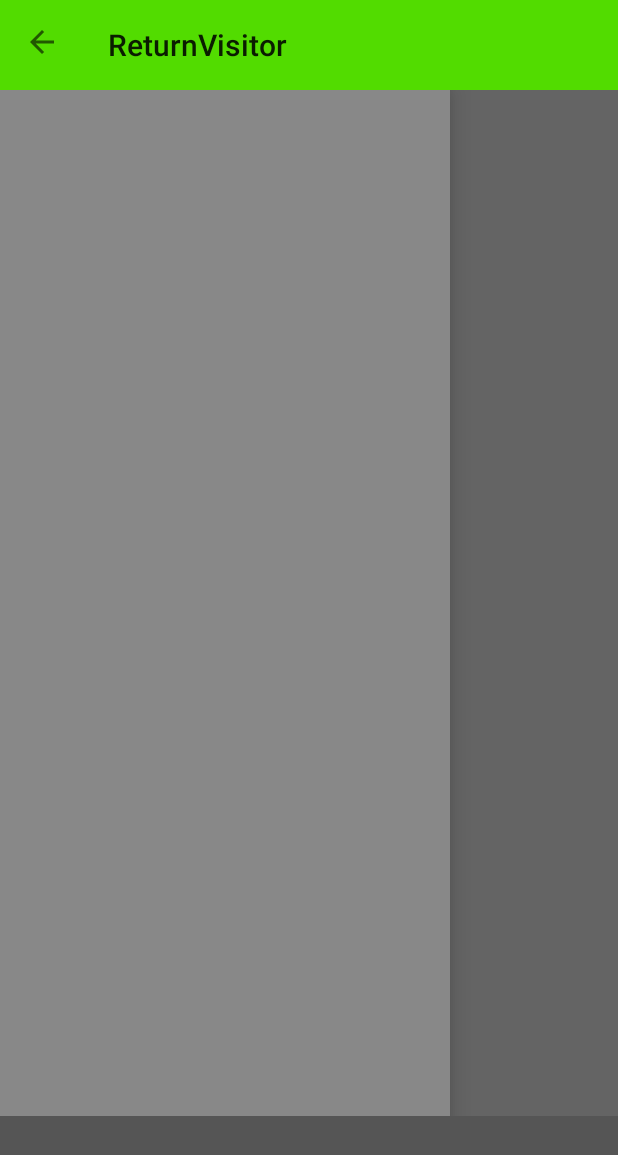
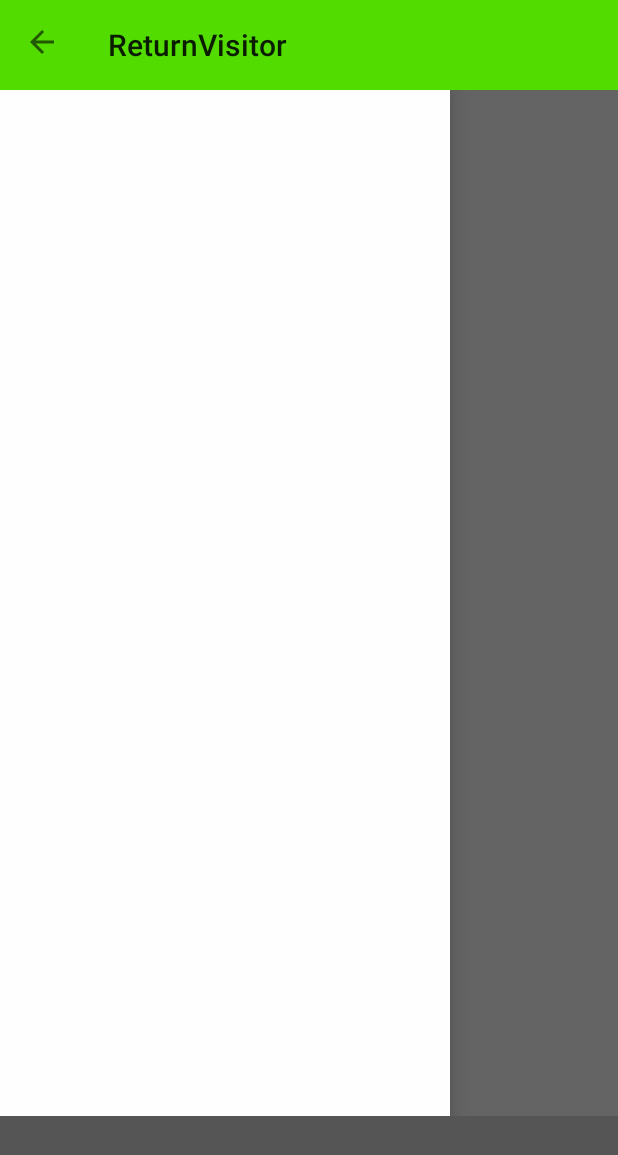
Before and after one commit to SeijiShii/ReturnVisitor_android, an Android app: the screen it shows after launch (MapActivity), with the side drawer open, on a phone screen of 412 x 824 dp. Shown: the top 1155 px of the screen. Run offline under Robolectric (Android 15) with nearby library versions, the phone set to English and light mode, and no system bars; our stand-ins replace AdMob.

Commit message:
またいろいろ生成されているのでコミットする

```diff
--- a/app/src/main/java/net/c_kogyo/returnvisitor/MapActivity.java
+++ b/app/src/main/java/net/c_kogyo/returnvisitor/MapActivity.java
@@ -32,6 +32,8 @@ public class MapActivity extends AppCompatActivity {
 
         setSupportActionBar(toolbar);
         getSupportActionBar().setTitle(R.string.app_name);
+        getSupportActionBar().setDisplayHomeAsUpEnabled(true);
+        getSupportActionBar().setDisplayShowHomeEnabled(true);
     }
 
     private DrawerLayout navDrawer;
@@ -43,9 +45,5 @@ public class MapActivity extends AppCompatActivity {
         mDrawerToggle = new ActionBarDrawerToggle(this, navDrawer, toolbar, R.string.app_name, R.string.app_name);
         mDrawerToggle.setDrawerIndicatorEnabled(true);
 
-        getSupportActionBar().setDisplayHomeAsUpEnabled(true);
-        getSupportActionBar().setDisplayShowHomeEnabled(true);
-
-
     }
 }
--- a/app/src/main/res/layout/activity_map.xml
+++ b/app/src/main/res/layout/activity_map.xml
@@ -33,10 +33,10 @@
                     android:layout_weight="1"
                     android:id="@+id/map_frame">
 
-                    <!--<com.google.android.gms.maps.MapView-->
-                        <!--android:layout_width="match_parent"-->
-                        <!--android:layout_height="match_parent"-->
-                        <!--android:id="@+id/map"/>-->
+                    <com.google.android.gms.maps.MapView
+                        android:layout_width="match_parent"
+                        android:layout_height="match_parent"
+                        android:id="@+id/map"/>
 
 
                     <RelativeLayout
@@ -85,7 +85,7 @@
                 android:layout_gravity="left"
                 android:layout_width="@dimen/drawer_width"
                 android:layout_height="match_parent"
-                android:background="#888">
+                android:background="#fefefe">
 
                 <ScrollView
                     android:layout_width="match_parent"
```
Also changed, not shown: 14 other files.
